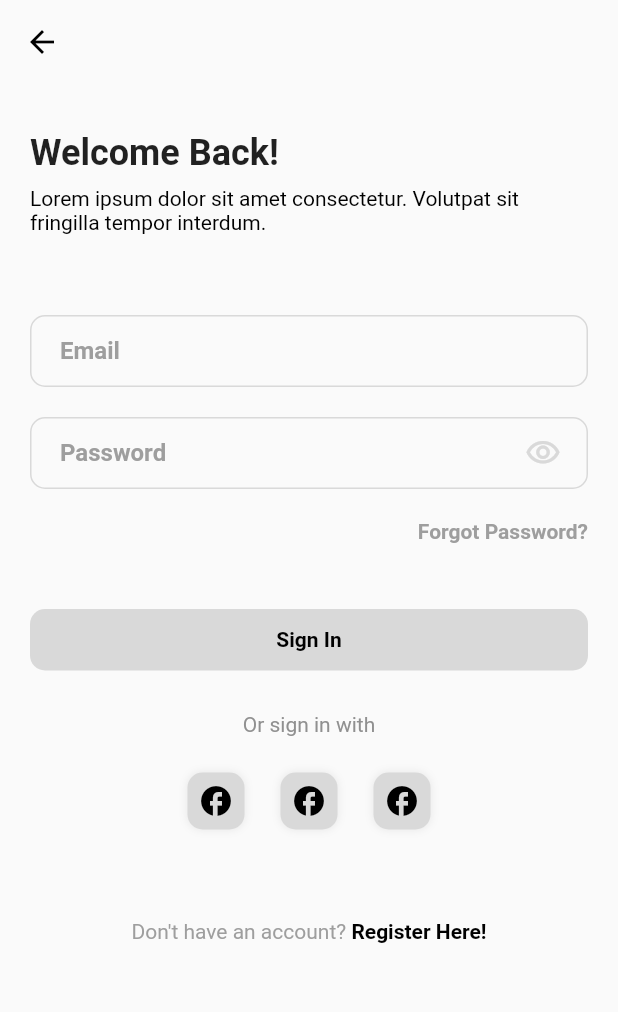
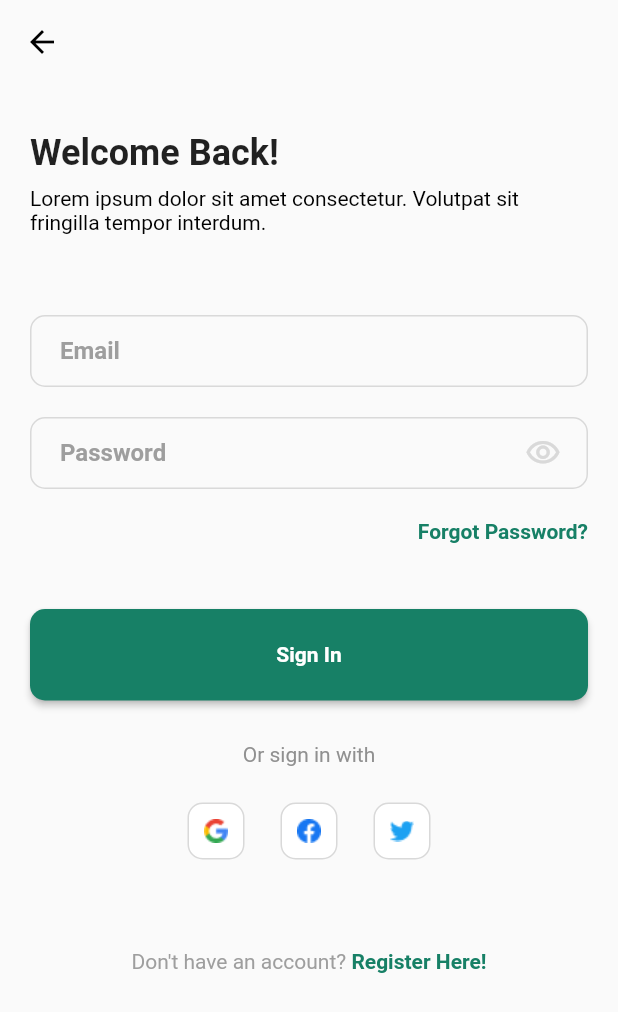
Before and after one commit to ChaRum-Capstone-Project-Batch-3/Mobile, a Flutter app: the screen it shows after launch, on a phone screen of 412 x 824 dp. Shown: the top 1012 px of the screen. Run offline on Flutter 3.47's test engine with Material 2 defaults, Android fonts, the light colour scheme and no system bars.

Commit message:
fix: design in login

```diff
--- a/lib/login_screen.dart
+++ b/lib/login_screen.dart
@@ -1,3 +1,4 @@
+import 'package:flutter/gestures.dart';
 import 'package:flutter/material.dart';
 import 'package:flutter/src/widgets/container.dart';
 import 'package:flutter/src/widgets/framework.dart';
@@ -10,6 +11,9 @@ class LoginScreen extends StatefulWidget {
 }
 
 class _LoginScreenState extends State<LoginScreen> {
+  final _formKey = GlobalKey<FormState>();
+
+
   @override
   Widget build(BuildContext context) {
     return Scaffold(
@@ -24,104 +28,116 @@ class _LoginScreenState extends State<LoginScreen> {
       body: SingleChildScrollView(
         child: Padding(
           padding: const EdgeInsets.symmetric(horizontal: 20),
+          child: Form(
+            key: _formKey,
+            autovalidateMode: AutovalidateMode.onUserInteraction,
             child: Column(
               crossAxisAlignment: CrossAxisAlignment.start,
               children: [
-              SizedBox(height: 32,),
-              Text(
+                const SizedBox(height: 32,),
+                const Text(
                   'Welcome Back!',
                   style: TextStyle(
                     fontSize: 24,
                     fontWeight: FontWeight.bold,
                   ),
                 ),
-              SizedBox(height: 8,),
-              Text(
+                const SizedBox(height: 8,),
+                const Text(
                   'Lorem ipsum dolor sit amet consectetur. Volutpat sit fringilla tempor interdum.',
                   style: TextStyle(
                     fontSize: 14,
                     color: Colors.black,
                   ),
                 ),
-              SizedBox(height: 54,),
+                const SizedBox(height: 54,),
                 TextFormField(
+                  validator: _validateEmail,
                   decoration: InputDecoration(
-                  contentPadding: EdgeInsets.fromLTRB(20.0, 10.0, 20.0, 10.0),
+                    contentPadding: const EdgeInsets.fromLTRB(20.0, 10.0, 20.0, 10.0),
                     labelText: 'Email',
-                  labelStyle: TextStyle(
+                    labelStyle: const TextStyle(
                       color: Colors.grey,
                       fontWeight: FontWeight.w600,
                     ),
                     enabledBorder: OutlineInputBorder(
                       borderRadius: BorderRadius.circular(10),
-                    borderSide: BorderSide(
+                      borderSide: const BorderSide(
                         color: Color(0xFFD9D9D9),
                       ),
                     ),
-                  focusedBorder: OutlineInputBorder(
+                    focusedBorder: const OutlineInputBorder(
                       borderSide: BorderSide(
                         color: Color(0xFFD9D9D9),
                       ),
                     ),
                   ),
                 ),
-              SizedBox(height: 20,),
+                const SizedBox(height: 20,),
                 TextFormField(
                   decoration: InputDecoration(
-                  contentPadding: EdgeInsets.symmetric(horizontal: 20, vertical: 10),
+                    contentPadding: const EdgeInsets.symmetric(horizontal: 20, vertical: 10),
                     labelText: 'Password',
-                  labelStyle: TextStyle(
+                    labelStyle: const TextStyle(
                       color: Colors.grey,
                       fontWeight: FontWeight.w600,
                     ),
-                  suffixIcon: Padding(
-                    padding: const EdgeInsets.only(right: 12),
+                    suffixIcon: const Padding(
+                      padding: EdgeInsets.only(right: 12),
                       child: Icon(
                         Icons.visibility_outlined,
                         color: Color(0xFFD9D9D9),
-
                       ),
                     ),
                     enabledBorder: OutlineInputBorder(
                       borderRadius: BorderRadius.circular(10),
-                    borderSide: BorderSide(
+                      borderSide: const BorderSide(
                         color: Color(0xFFD9D9D9),
                       ),
                     ),
-                  focusedBorder: OutlineInputBorder(
+                    focusedBorder: const OutlineInputBorder(
                       borderSide: BorderSide(
                         color: Color(0xFFD9D9D9),
                       ),
                     ),
                   ),
                 ),
-              SizedBox(height: 20,),
+                const SizedBox(height: 20,),
                 Align(
                   alignment: Alignment.centerRight,
-                child: Text(
+                  child: InkWell(
+                    hoverColor: Colors.transparent,
+                    highlightColor: Colors.transparent,
+                    splashColor: Colors.transparent,
+                    onTap: () {},
+                    child: const Text(
                       'Forgot Password?',
                       style: TextStyle(
                         fontSize: 14,
-                    color: Colors.grey,
+                        color: Color(0xFF178066),
                         fontWeight: FontWeight.bold,
                       ),
                     ),
                   ),
-              SizedBox(height: 44,),
-              InkWell(
-                onTap: () {},
+                ),
+                const SizedBox(height: 44,),
+                ElevatedButton(
+                  onPressed: () => {},
+                  style: ElevatedButton.styleFrom(
+                    primary: const Color(0xFF178066),
+                    padding: const EdgeInsets.symmetric(horizontal: 20, vertical: 10),
+                    shape: RoundedRectangleBorder(
+                      borderRadius: BorderRadius.circular(10),
+                    ),
+                  ),
                   child: Container(
                     width: double.infinity,
                     height: 41,
-                  decoration: BoxDecoration(
-                    color: Color(0xFFD9D9D9),
-                    borderRadius: BorderRadius.circular(10),
-                  ),
-                  child: Center(
+                    child: const Center(
                       child: Text(
                         'Sign In',
                         style: TextStyle(
-                        color: Colors.black,
+                          color: Colors.white,
                           fontSize: 14,
                           fontWeight: FontWeight.bold,
                         ),
@@ -129,8 +145,8 @@ class _LoginScreenState extends State<LoginScreen> {
                     ),
                   ),
                 ),
-              SizedBox(height: 28,),
-              Align(
+                const SizedBox(height: 28,),
+                const Align(
                   alignment: Alignment.center,
                   child: Text(
                     'Or sign in with',
@@ -140,115 +156,106 @@ class _LoginScreenState extends State<LoginScreen> {
                     ),
                   ),
                 ),
-              SizedBox(height: 24,),
+                const SizedBox(height: 24,),
                 Row(
                   crossAxisAlignment: CrossAxisAlignment.center,
                   mainAxisAlignment: MainAxisAlignment.center,
-                children: [
-                  InkWell(
-                    onTap: () {},
-                    child: Container(
-                      width: 38,
-                      height: 38,
-                      decoration: BoxDecoration(
-                        color: Color(0xFFD9D9D9),
-                        borderRadius: BorderRadius.circular(10),
-                        boxShadow: [
-                          BoxShadow(
-                            color: Colors.grey.withOpacity(0.2),
-                            spreadRadius: 0,
-                            blurRadius: 4,
-                            offset: Offset.zero, // changes position of shadow
-                          ),
+                  children: const [
+                    IconButton(icon: 'assets/Google.png'),
+                    SizedBox(width: 24,),
+                    IconButton(icon: 'assets/Facebook.png'),
+                    SizedBox(width: 24,),
+                    IconButton(icon: 'assets/Twitter.png'),
                   ],
                 ),
-                      child: Center(
-                        child: Icon(
-                          Icons.facebook,
-                          color: Colors.black,
-                        ),
-                      ),
-                    ),
-                  ),
-                  SizedBox(width: 24,),
-                  InkWell(
-                    onTap: () {},
-                    child: Container(
-                      width: 38,
-                      height: 38,
-                      decoration: BoxDecoration(
-                        color: Color(0xFFD9D9D9),
-                        borderRadius: BorderRadius.circular(10),
-                        boxShadow: [
-                          BoxShadow(
-                            color: Colors.grey.withOpacity(0.2),
-                            spreadRadius: 0,
-                            blurRadius: 4,
-                            offset: Offset.zero, // changes position of shadow
-                          ),
-                        ],
-                      ),
-                      child: Center(
-                        child: Icon(
-                          Icons.facebook,
-                          color: Colors.black,
-                        ),
-                      ),
-                    ),
-                  ),
-                  SizedBox(width: 24,),
-                  InkWell(
-                    onTap: () {},
-                    child: Container(
-                      width: 38,
-                      height: 38,
-                      decoration: BoxDecoration(
-                        color: Color(0xFFD9D9D9),
-                        borderRadius: BorderRadius.circular(10),
-                        boxShadow: [
-                          BoxShadow(
-                            color: Colors.grey.withOpacity(0.2),
-                            spreadRadius: 0,
-                            blurRadius: 4,
-                            offset: Offset.zero, // changes position of shadow
-                          ),
-                        ],
-                      ),
-                      child: Center(
-                        child: Icon(
-                          Icons.facebook,
-                          color: Colors.black,
-                        ),
-                      ),
-                    ),
-                  ),
-                ],
-              ),
-              SizedBox(height: 60,),
+                const SizedBox(height: 60,),
                 Align(
                   alignment: Alignment.center,
                   child: RichText(
                     text: TextSpan(
                       text: 'Don\'t have an account? ',
-                    style: TextStyle(
+                      style: const TextStyle(
                         fontSize: 14,
                         color: Colors.grey,
                       ),
                       children: [
                         TextSpan(
                           text: 'Register Here!',
-                        style: TextStyle(
+                          style: const TextStyle(
                             fontSize: 14,
-                          color: Colors.black,
+                            color: Color(0xFF178066),
                             fontWeight: FontWeight.bold,
                           ),
+                          recognizer: TapGestureRecognizer()
+                            ..onTap = () {
+                              // print('Register Here!');
+                          },
                         ),
                       ],
                     ),
                   ),
                 ),
-              SizedBox(height: 60,),
+                const SizedBox(height: 60,),
               ],
+            ),
+          ),
+        ),
+      ),
+    );
+  }
+
+  String? _validateEmail(String? value) {
+    if(_isEmailValid(value!)){
+      return 'Wrong Format';
+    }
+    else {
+      return null;
+    }
+  }
+
+  bool _isEmailValid(String email) {
+    String regexPattern = r'^[a-zA-Z0-9.]+@[a-zA-Z0-9]+\.[a-zA-Z]+';
+    var regExp = RegExp(regexPattern);
+
+    if (email.isEmpty) {
+      return false;
+    }
+    else if (regExp.hasMatch(email)) {
+      return true;
+    }
+    return false;
+  }
+}
+
+class IconButton extends StatelessWidget {
+  const IconButton({
+    Key? key,
+    required this.icon,
+  }) : super(key: key);
+
+  final String? icon;
+
+  @override
+  Widget build(BuildContext context) {
+    return InkWell(
+      hoverColor: Colors.transparent,
+      splashColor: Colors.transparent,
+      highlightColor: Colors.transparent,
+      onTap: () {},
+      child: Container(
+        width: 38,
+        height: 38,
+        decoration: BoxDecoration(
+          border: Border.all(
+            color: const Color(0xFFD9D9D9),
+          ),
+          color: Colors.white,
+          borderRadius: BorderRadius.circular(10),
+        ),
+        child: Center(
+          // add image as icon
+          child: Image(
+            image: AssetImage(icon!),
           )
         ),
       ),
--- a/pubspec.yaml
+++ b/pubspec.yaml
@@ -60,8 +60,8 @@ flutter:
   uses-material-design: true
 
   # To add assets to your application, add an assets section, like this:
-  # assets:
-  #   - images/a_dot_burr.jpeg
+  assets:
+    - assets/
   #   - images/a_dot_ham.jpeg
 
   # An image asset can refer to one or more resolution-specific "variants", see
```
Also changed, not shown: assets/Facebook.png (added), assets/Google.png (added), assets/Twitter.png (added). Lines whose indentation alone changed are shown as unchanged.
